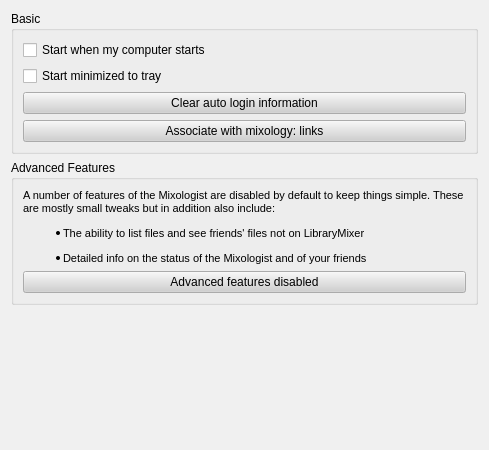
The window that MixologistGui/gui/Preferences/GeneralDialog.ui (rebeccaskinner/The-Mixologist) describes before a commit, drawn with Qt 5.
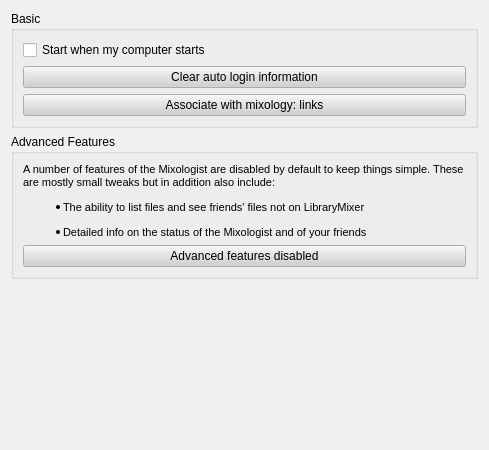
The same window after the commit.

Commit message: Improvement: Start minimized is removed from settings, and is now much smarter. It is now a command-line argument, which is passed into start when computer starts, and will also cause the StartDialog to be minimized. MainWindow minimization is inherited from the state of the StartDialog.

The edit to the form file:
```diff
--- a/MixologistGui/gui/Preferences/GeneralDialog.ui
+++ b/MixologistGui/gui/Preferences/GeneralDialog.ui
@@ -509,20 +509,13 @@
        </widget>
       </item>
       <item row="1" column="0">
-       <widget class="QCheckBox" name="startMinimized">
-        <property name="text">
-         <string>Start minimized to tray</string>
-        </property>
-       </widget>
-      </item>
-      <item row="2" column="0">
        <widget class="QPushButton" name="clearLogin">
         <property name="text">
          <string>Clear auto login information</string>
         </property>
        </widget>
       </item>
-      <item row="3" column="0">
+      <item row="2" column="0">
        <widget class="QPushButton" name="associateLinks">
         <property name="text">
          <string>Associate with mixology: links</string>
```
The commit also changes 5 other files.
